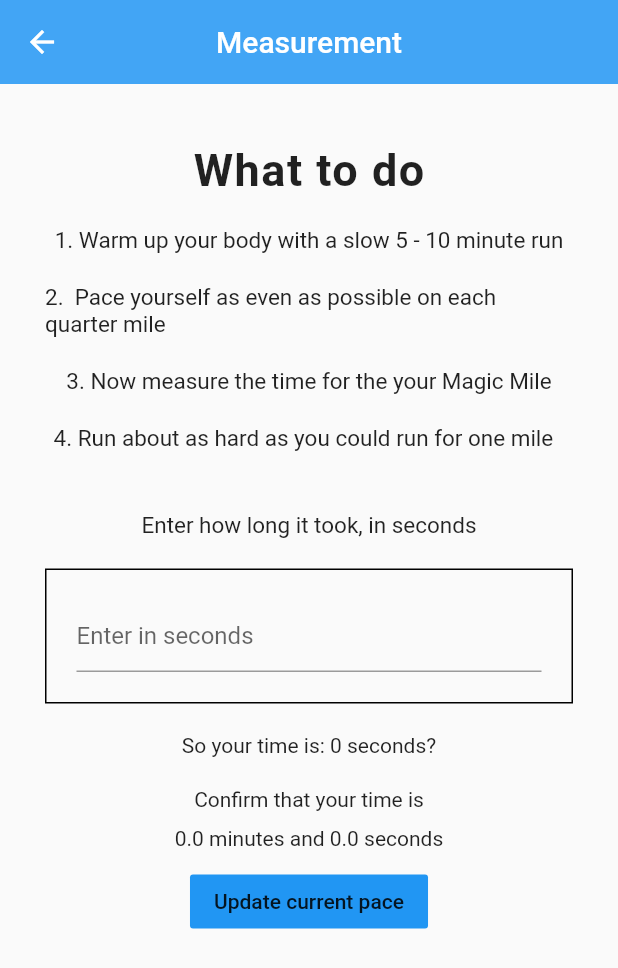
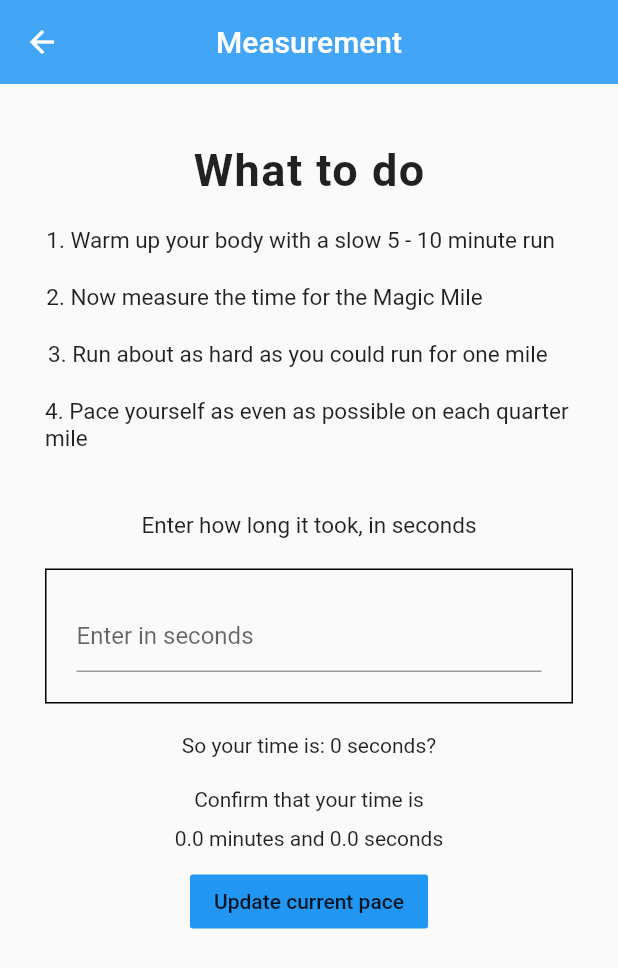
Before and after one commit to 0979514/ProjectDApp, a Flutter app: the MeasurementScreen screen opened by its route, on a phone screen of 412 x 824 dp. Shown: the top 968 px of the screen. Run offline on Flutter 3.47's test engine with Material 2 defaults, Android fonts, the phone set to English and light mode, and no system bars; our stand-ins replace flutter_spinkit, yaml; network calls fail.

Commit message:
Measurement page text update

```diff
--- a/projectd/lib/screens/measurement.dart
+++ b/projectd/lib/screens/measurement.dart
@@ -64,28 +64,32 @@ class _MeasurementScreenState extends State<MeasurementScreen> {
                   ),)),
                 SizedBox(height: 20.0,),
                 Text(
-                  '1. Warm up your body with a slow 5 - 10 minute run',
+                  '1. Warm up your body with a slow 5 - 10 minute run   ',
+                  textAlign: TextAlign.left,
                   style: TextStyle(
                     fontSize: 15.0,
                   ),
                 ),
                 SizedBox(height: 20.0,),
                 Text(
-                  '2.  Pace yourself as even as possible on each quarter mile',
+                  '2. Now measure the time for the Magic Mile                ',
+                  textAlign: TextAlign.left,
                   style: TextStyle(
                     fontSize: 15.0,
                   ),
                 ),
                 SizedBox(height: 20.0,),
                 Text(
-                  '3. Now measure the time for the your Magic Mile',
+                  '3. Run about as hard as you could run for one mile    ',
+                  textAlign: TextAlign.left,
                   style: TextStyle(
                     fontSize: 15.0,
                   ),
                 ),
                 SizedBox(height: 20.0,),
                 Text(
-                  '4. Run about as hard as you could run for one mile  ',
+                  '4. Pace yourself as even as possible on each quarter mile',
+                  textAlign: TextAlign.left,
                   style: TextStyle(
                     fontSize: 15.0,
                   ),
```
